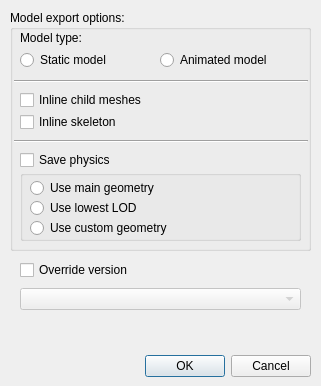
The window that apps/MetroME/ui/exportmodeldlg.ui (NicksWorld/MetroTools) describes before a commit, drawn with Qt 5.
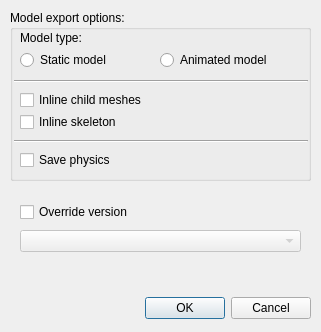
The same window after the commit.

Commit message: + added Random functions to mycommon.h + added physics tab to MainRibbon that has controls to build physics * fixed skinned models export to FBX (finally) [issue ##28]

Patch:
```diff
--- a/apps/MetroME/ui/exportmodeldlg.ui
+++ b/apps/MetroME/ui/exportmodeldlg.ui
@@ -7,7 +7,7 @@
     <x>0</x>
     <y>0</y>
     <width>321</width>
-    <height>386</height>
+    <height>332</height>
    </rect>
   </property>
   <property name="windowTitle">
@@ -17,7 +17,7 @@
    <property name="geometry">
     <rect>
      <x>140</x>
-     <y>350</y>
+     <y>292</y>
      <width>171</width>
      <height>32</height>
     </rect>
@@ -35,7 +35,7 @@
      <x>10</x>
      <y>10</y>
      <width>301</width>
-     <height>241</height>
+     <height>171</height>
     </rect>
    </property>
    <property name="title">
@@ -145,64 +145,12 @@
      <string>Save physics</string>
     </property>
    </widget>
-   <widget class="QGroupBox" name="grpPhysicsOptions">
-    <property name="geometry">
-     <rect>
-      <x>10</x>
-      <y>160</y>
-      <width>281</width>
-      <height>71</height>
-     </rect>
-    </property>
-    <property name="title">
-     <string/>
-    </property>
-    <widget class="QRadioButton" name="optUseMainGeo">
-     <property name="geometry">
-      <rect>
-       <x>10</x>
-       <y>8</y>
-       <width>211</width>
-       <height>20</height>
-      </rect>
-     </property>
-     <property name="text">
-      <string>Use main geometry</string>
-     </property>
-    </widget>
-    <widget class="QRadioButton" name="optUseLowestLOD">
-     <property name="geometry">
-      <rect>
-       <x>10</x>
-       <y>28</y>
-       <width>211</width>
-       <height>20</height>
-      </rect>
-     </property>
-     <property name="text">
-      <string>Use lowest LOD</string>
-     </property>
-    </widget>
-    <widget class="QRadioButton" name="optUseCustomGeo">
-     <property name="geometry">
-      <rect>
-       <x>10</x>
-       <y>48</y>
-       <width>211</width>
-       <height>20</height>
-      </rect>
-     </property>
-     <property name="text">
-      <string>Use custom geometry</string>
-     </property>
-    </widget>
-   </widget>
   </widget>
   <widget class="QCheckBox" name="chkOverrideVersion">
    <property name="geometry">
     <rect>
      <x>20</x>
-     <y>260</y>
+     <y>202</y>
      <width>161</width>
      <height>20</height>
     </rect>
@@ -218,7 +166,7 @@
    <property name="geometry">
     <rect>
      <x>20</x>
-     <y>288</y>
+     <y>230</y>
      <width>281</width>
      <height>22</height>
     </rect>
```
The commit also changes 17 other files.
